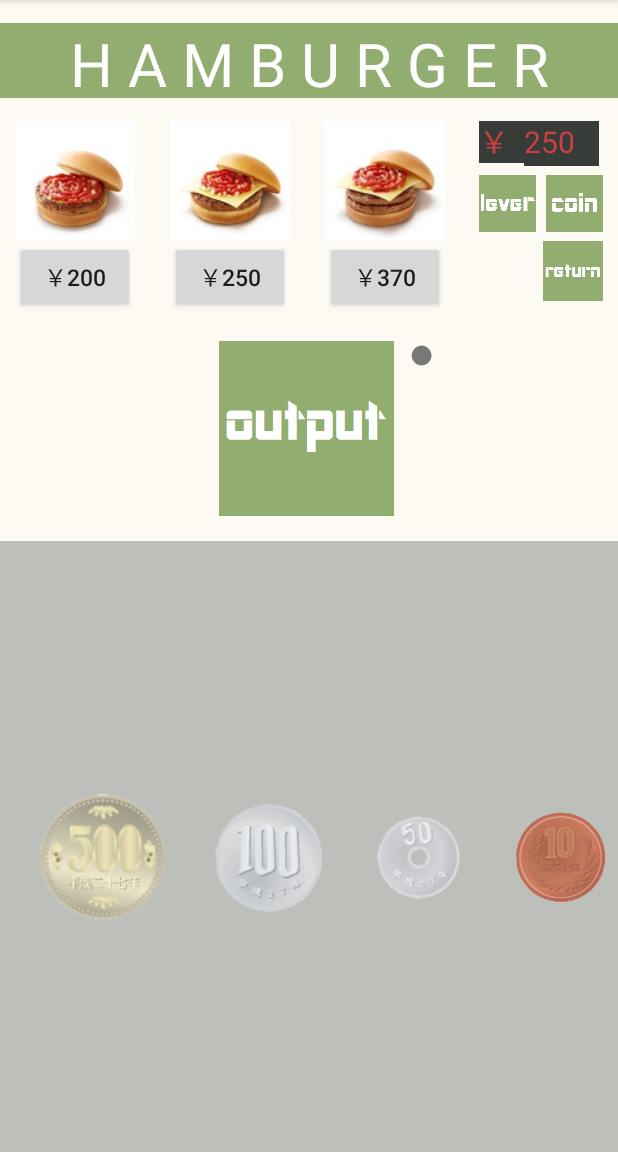
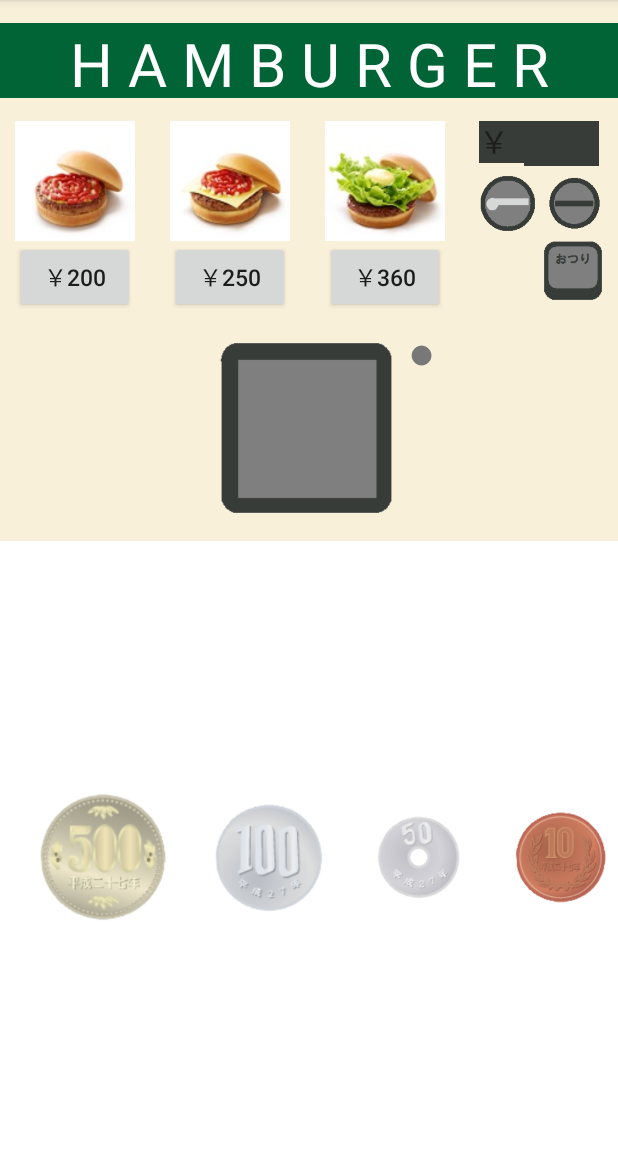
Before and after one commit to sh004/Android-VendingMachine, an Android app: the screen it shows after launch (MainActivity), on a phone screen of 412 x 824 dp, the part 84-1236 px from its top. Run offline under Robolectric (Android 15) with nearby library versions, the phone set to English and light mode, and no system bars.

Commit message:
完成　あとは微調整

```diff
--- a/VendingMachine/app/src/main/java/io/keiji/vendingmachine/MainActivity.java
+++ b/VendingMachine/app/src/main/java/io/keiji/vendingmachine/MainActivity.java
@@ -20,17 +20,12 @@ import java.util.TimerTask;
 
 public class MainActivity extends ActionBarActivity {
 
-    private TextView en, cash, lamp;
+    private TextView yen, cash, lamp;
     private ImageView lever, coin, returnCoin, outputItem;
     private Button button1, button2, button3;
     private DragViewListener listener;
     private ImageView[] dragImage = new ImageView[4];
     private int[] dragImageId = new int[]{R.id.coin500, R.id.coin100, R.id.coin50, R.id.coin10};
-    private GridLayout MainLayout;
-//    private int dragLocalX;
-//    private int dragLocalY;
-//    private int screenX;
-//    private int screenY;
 
 
     Timer timer = null;
@@ -44,7 +39,7 @@ public class MainActivity extends ActionBarActivity {
         super.onCreate(savedInstanceState);
         setContentView(R.layout.activity_main);
 
-        en = (TextView) findViewById(R.id.en);                      //円マーク
+        yen = (TextView) findViewById(R.id.en);                      //円マーク
         cash = (TextView) findViewById(R.id.cash);                  //金額表示
         lever = (ImageView) findViewById(R.id.lever);               //レバー
         coin = (ImageView) findViewById(R.id.coin);                 //硬貨投入口
@@ -55,30 +50,21 @@ public class MainActivity extends ActionBarActivity {
         button2 = (Button) findViewById(R.id.button2);              //チーズバーガー
         button3 = (Button) findViewById(R.id.button3);              //ダブルチーズバーガー
 
+        pay = 0;                                                    //投入金額
+        cash.setText("");                                           //金額表示
+        yen.setTextColor(Color.rgb(28, 28, 28));                    //￥の色
+
         change = 0;                                                 //おつり
         makeItem = true;                                            //作成中かどうか
         timer = new Timer();                                        //作成中のタイマー
 
-//        for(int i = 0; i < 4; i++) {
-//            dragImage[i].setOnTouchListener(this);
-//        }
-//        coin = (ImageView)findViewById(R.id.coin);
-//        coin.setOnTouchListener(this);
-
-        //仮設定
-        hasPut = true;
-        pay = 250;
-        cash.setText(Integer.toString(pay));
-
-
-        //硬貨投入
         for (int i = 0; i < 4; i++) {
             dragImage[i] = (ImageView)this.findViewById(dragImageId[i]);
             ImageView dragView = dragImage[i];
-            listener = new DragViewListener(dragView);
+            listener = new DragViewListener(dragView, i);
             dragView.setOnTouchListener(listener);
         }
-        en.setTextColor(Color.rgb(203, 64, 66));
+
 
         //レバー
         lever.setOnClickListener(new View.OnClickListener() {
@@ -88,7 +74,7 @@ public class MainActivity extends ActionBarActivity {
                 change += pay;
                 pay = 0;
                 cash.setText("");
-                en.setTextColor(Color.rgb(28, 28, 28));
+                yen.setTextColor(Color.rgb(28, 28, 28));
                 Toast.makeText(MainActivity.this, "返却レバーを引きました。", Toast.LENGTH_SHORT).show();
             }
         });
@@ -129,9 +115,15 @@ public class MainActivity extends ActionBarActivity {
             @Override
             public void onClick(View v) {
                 if (hasPut == true) {
+                    if (makeItem == false) {
+                        Toast.makeText(MainActivity.this, "しばらくお待ちください。", Toast.LENGTH_SHORT).show();
+                    } else if (hasBought == true) {
+                        Toast.makeText(MainActivity.this, "商品を取り出してください。", Toast.LENGTH_SHORT).show();
+                    } else {
                         itemName = "ハンバーガー";
                         itemPrice = 200;
                         buy();
+                    }
                 } else {
                     Toast.makeText(MainActivity.this, "お金を入れてください。", Toast.LENGTH_SHORT).show();
                 }
@@ -143,23 +135,35 @@ public class MainActivity extends ActionBarActivity {
             @Override
             public void onClick(View v) {
                 if (hasPut == true) {
+                    if (makeItem == false) {
+                        Toast.makeText(MainActivity.this, "しばらくお待ちください。", Toast.LENGTH_SHORT).show();
+                    } else if (hasBought == true) {
+                        Toast.makeText(MainActivity.this, "商品を取り出してください。", Toast.LENGTH_SHORT).show();
+                    } else {
                         itemName = "チーズバーガー";
                         itemPrice = 250;
                         buy();
+                    }
                 } else {
                     Toast.makeText(MainActivity.this, "お金を入れてください。", Toast.LENGTH_SHORT).show();
                 }
             }
         });
 
-        //ダブルチーズバーガー
+        //テリヤキバーガー
         button3.setOnClickListener(new View.OnClickListener() {
             @Override
             public void onClick(View v) {
                 if (hasPut == true) {
-                    itemName = "ダブルチーズバーガー";
-                    itemPrice = 370;
+                    if (makeItem == false) {
+                        Toast.makeText(MainActivity.this, "しばらくお待ちください。", Toast.LENGTH_SHORT).show();
+                    } else if (hasBought == true) {
+                        Toast.makeText(MainActivity.this, "商品を取り出してください。", Toast.LENGTH_SHORT).show();
+                    } else {
+                        itemName = "テリヤキバーガー";
+                        itemPrice = 360;
                         buy();
+                    }
                 } else {
                     Toast.makeText(MainActivity.this, "お金を入れてください。", Toast.LENGTH_SHORT).show();
                 }
@@ -178,10 +182,10 @@ public class MainActivity extends ActionBarActivity {
                 lamp.setTextColor(Color.rgb(203, 64, 66));
                 timer.schedule(new MakeTimer(), 5000);        //5秒
 
-                change = pay - itemPrice;
+                change += pay - itemPrice;
                 pay = 0;
                 cash.setText("");
-                en.setTextColor(Color.rgb(28, 28, 28));
+                yen.setTextColor(Color.rgb(28, 28, 28));
                 hasPut = false;
             } else {
                 Toast.makeText(MainActivity.this, itemPrice - pay + "円足りません。", Toast.LENGTH_SHORT).show();
@@ -205,14 +209,27 @@ public class MainActivity extends ActionBarActivity {
 
     //硬貨のドラッグ
     public class DragViewListener implements OnTouchListener {
-        private ImageView COIN;
+        private GridLayout MainLayout;
+        private ImageView COIN;         //硬貨の画像
+        private int money;                  //硬貨の金額
 
         //ドラッグ中に移動量を取得するための変数
         private int oldx;
         private int oldy;
 
-        public DragViewListener(ImageView dragImage) {
-            this.COIN = dragImage;
+        public DragViewListener(ImageView dragCoin, int num) {
+            this.COIN = dragCoin;
+
+            switch (num) {
+                case 0: money = 500;
+                        break;
+                case 1: money = 100;
+                        break;
+                case 2: money = 50;
+                        break;
+                case 3: money = 10;
+                        break;
+            }
         }
 
         @Override
@@ -232,6 +249,7 @@ public class MainActivity extends ActionBarActivity {
                     COIN.layout(left, top, left + COIN.getWidth(), top + COIN.getHeight());
                     break;
 
+                //硬貨投入
                 case MotionEvent.ACTION_UP:
                     int coinPlusLeft = coin.getLeft() + coin.getWidth()/2;
                     int coinPlusTop = coin.getTop()  + coin.getHeight()/2;
@@ -239,6 +257,17 @@ public class MainActivity extends ActionBarActivity {
                     int targetBottom = coin.getTop() + coin.getHeight();
 
                     if (targetRight > coinPlusLeft && targetBottom > coinPlusTop) {
+                        hasPut = true;
+                        yen.setTextColor(Color.rgb(203, 64, 66));
+
+                        int k = pay + money;
+                        if (k >= 1000) {
+                            Toast.makeText(MainActivity.this, "これ以上入れないでください。", Toast.LENGTH_SHORT).show();
+                        } else {
+                            pay += money;
+                            cash.setText(Integer.toString(pay));
+                        }
+
                         MainLayout.removeView(coin);
                     }
                     break;
@@ -249,54 +278,6 @@ public class MainActivity extends ActionBarActivity {
             oldy = y;
 
             return true;
-
-
-//            int x = (int)event.getRawX();
-//            int y = (int)event.getRawY();
-//
-//            switch(event.getAction()) {
-//                case MotionEvent.ACTION_DOWN:
-//
-//                    dragLocalX = COIN.getLeft();
-//                    dragLocalY = COIN.getTop();
-//
-//                    screenX = x;
-//                    screenY = y;
-//
-//                    break;
-//
-//                case MotionEvent.ACTION_MOVE:
-//
-//                    int diffX = screenX - x;
-//                    int diffY = screenY - y;
-//
-//                    dragLocalX -= diffX;
-//                    dragLocalY -= diffY;
-//
-//                    COIN.layout(dragLocalX,
-//                            dragLocalY,
-//                            dragLocalX + COIN.getWidth(),
-//                            dragLocalY + COIN.getHeight());
-//
-//                    screenX = x;
-//                    screenY = y;
-//
-//                    break;
-//
-//                case MotionEvent.ACTION_UP:
-//
-//                    int coinLeft    = coin.getLeft() + coin.getWidth()/2;
-//                    int dragRight  = coin.getLeft() + coin.getWidth();
-//                    int coinTop     = coin.getTop()  + coin.getHeight()/2;
-//                    int dragBottom = coin.getTop() + coin.getHeight();
-//
-//                    //ドロップ時の処理
-//                    if (dragRight > coinLeft && dragBottom > coinTop) {
-//                        MainLayout.removeView(COIN);
-//                    }
-//                    break;
-//            }
-//            return true;
         }
     }
 
--- a/VendingMachine/app/src/main/res/layout/activity_main.xml
+++ b/VendingMachine/app/src/main/res/layout/activity_main.xml
@@ -6,7 +6,7 @@
     android:layout_height="match_parent"
     android:columnCount="4"
     android:rowCount="2"
-    android:background="#bdc0ba"
+    android:background="#fff"
     tools:context=".MainActivity"
     android:longClickable="false">
 
@@ -17,7 +17,7 @@
         android:layout_width="match_parent"
         android:layout_height="wrap_content"
         android:layout_columnSpan = "4"
-        android:background="#fcfaf2"
+        android:background="#f9f0d9"
         android:paddingBottom="15dp"
         android:paddingTop="15dp">
 
@@ -26,7 +26,7 @@
             android:id="@+id/POP"
             android:layout_width="match_parent"
             android:layout_height="50dp"
-            android:background="#FF91ad70"
+            android:background="#FF006436"
             android:textColor="#FFffffff"
             android:textSize="40sp"
             android:text="H A M B U R G E R"
@@ -148,7 +148,6 @@
                         android:background="#373c38"
                         android:textColor="#cb4042"
                         android:textSize="20dp"
-                        android:text="250"
                         android:layout_gravity="bottom|right" />
                 </LinearLayout>
 
--- a/VendingMachine/app/src/main/res/values/strings.xml
+++ b/VendingMachine/app/src/main/res/values/strings.xml
@@ -2,5 +2,5 @@
     <string name="app_name">自動販売機</string>
     <string name="price1">￥200</string>
     <string name="price2">￥250</string>
-    <string name="price3">￥370</string>
+    <string name="price3">￥360</string>
 </resources>
```
Also changed, not shown: VendingMachine/app/src/main/res/drawable/coin.png, VendingMachine/app/src/main/res/drawable/item3.jpg, VendingMachine/app/src/main/res/drawable/lever.png, VendingMachine/app/src/main/res/drawable/output_item.png, VendingMachine/app/src/main/res/drawable/return_coin.png, 1 other file. Lines whose indentation alone changed are shown as unchanged.
